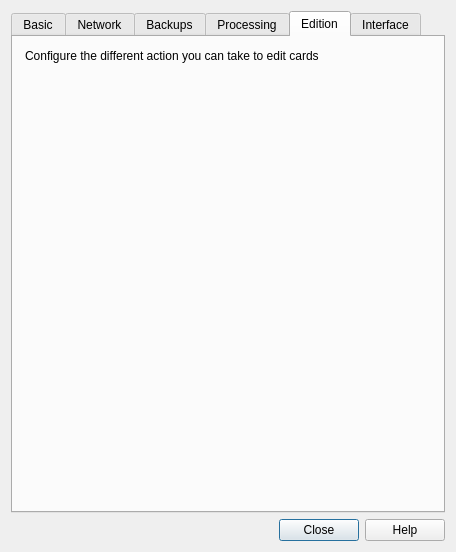
This is designer/preferences.ui in lovac42/anki as Qt 5 draws it before an edit. The edited form follows.
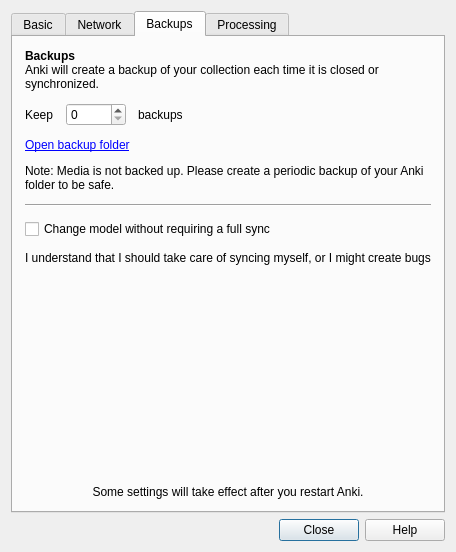
This is the edited form. The open tabs and pages were chosen to show the change.

Diff of the .ui file:
```diff
--- a/designer/preferences.ui
+++ b/designer/preferences.ui
@@ -528,98 +528,6 @@
         </item>
         <item>
          <spacer name="verticalSpacer">
-          <property name="orientation">
-           <enum>Qt::Vertical</enum>
-          </property>
-          <property name="sizeHint" stdset="0">
-           <size>
-            <width>20</width>
-            <height>40</height>
-           </size>
-          </property>
-         </spacer>
-        </item>
-       </layout>
-     </widget>
-     <widget class="QWidget" name="tab_4">
-      <attribute name="title">
-       <string>Edition</string>
-      </attribute>
-      <layout class="QVBoxLayout" name="verticalLayout">
-       <property name="spacing">
-        <number>12</number>
-       </property>
-       <property name="leftMargin">
-        <number>12</number>
-       </property>
-       <property name="topMargin">
-        <number>12</number>
-       </property>
-       <property name="rightMargin">
-        <number>12</number>
-       </property>
-       <property name="bottomMargin">
-        <number>12</number>
-       </property>
-        <item>
-         <widget class="QLabel" name="label_2">
-          <property name="text">
-           <string>Configure the different action you can take to edit cards</string>
-          </property>
-         </widget>
-        </item>
-        <item>
-         <spacer name="verticalSpacer_5">
-          <property name="orientation">
-           <enum>Qt::Vertical</enum>
-          </property>
-          <property name="sizeHint" stdset="0">
-           <size>
-            <width>20</width>
-            <height>40</height>
-           </size>
-          </property>
-         </spacer>
-        </item>
-       </layout>
-     </widget>
-     <widget class="QWidget" name="tab_5">
-      <attribute name="title">
-       <string>Interface</string>
-      </attribute>
-      <layout class="QVBoxLayout" name="verticalLayout">
-       <property name="spacing">
-        <number>12</number>
-       </property>
-       <property name="leftMargin">
-        <number>12</number>
-       </property>
-       <property name="topMargin">
-        <number>12</number>
-       </property>
-       <property name="rightMargin">
-        <number>12</number>
-       </property>
-       <property name="bottomMargin">
-        <number>12</number>
-       </property>
-       <property name="geometry">
-        <rect>
-         <x>0</x>
-         <y>0</y>
-         <width>408</width>
-         <height>461</height>
-        </rect>
-       </property>
-        <item>
-         <widget class="QLabel" name="label_3">
-          <property name="text">
-           <string>Configure the graphical user interface.</string>
-          </property>
-         </widget>
-        </item>
-        <item>
-         <spacer name="verticalSpacer_6">
           <property name="orientation">
            <enum>Qt::Vertical</enum>
           </property>
```
Left out of the diff: 10 changed lines with no effect on the pictures.
